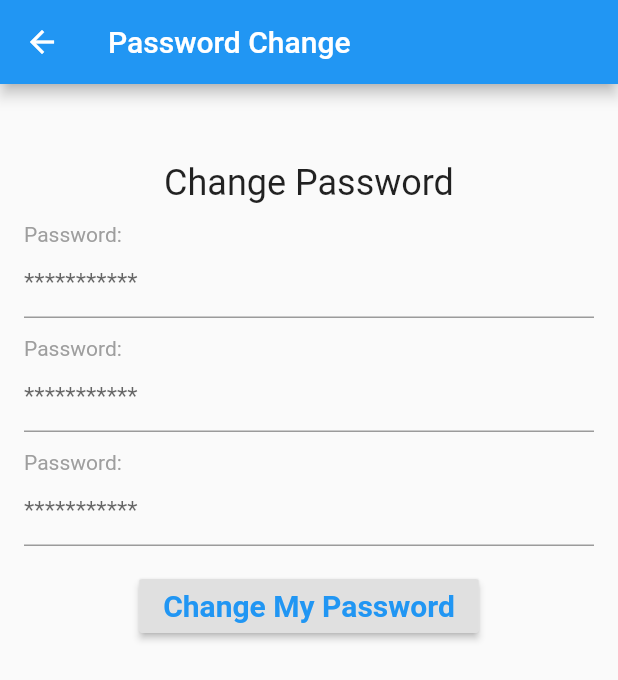
After one commit to erdemgonul/ecommerce-chain, a Flutter app: the ChangePasswordPage screen opened directly, after a tap on "Change My Password", on a phone screen of 412 x 824 dp. The commit adds this screen. Shown: the top 680 px of the screen. Run offline on Flutter 3.47's test engine with Material 2 defaults, Android fonts, the phone set to English and light mode, and no system bars; our stand-ins replace flutter_secure_storage, shared_preferences; accounts and stored records are empty.

Commit message:
password change screen created

```diff
--- /dev/null
+++ b/ecommerce_flutter/lib/changePassword.dart
@@ -0,0 +1,191 @@
+import 'dart:convert';
+import 'package:ecommerce_flutter/progress.dart';
+import 'package:http/http.dart' as http;
+
+import "package:flutter/material.dart";
+
+import 'baseConfig.dart';
+import 'model/user.dart';
+
+class ChangePasswordPage extends StatefulWidget {
+  ChangePasswordPage();
+
+  @override
+  _ChangePasswordPage createState() => _ChangePasswordPage();
+}
+
+class _ChangePasswordPage extends State<ChangePasswordPage> {
+  final _scaffoldKey = GlobalKey<ScaffoldState>();
+  TextEditingController oldPasswordController = TextEditingController();
+  TextEditingController newPasswordController = TextEditingController();
+  TextEditingController repeatPasswordController = TextEditingController();
+
+  bool isLoading = false;
+  bool _displayNameValid = true;
+  String jwt;
+  @override
+  void initState() {
+    super.initState();
+  }
+  Future<String> get jwtOrEmpty async {
+    var jwt = await storage.read(key: "jwt");
+    Map<String, dynamic> responseJson = json.decode(jwt);
+
+    return responseJson['accessToken'];
+  }
+
+  Future<int> changePassword() async {
+    final myJsonAsString = '{}';
+    final reqBody = json.decode(myJsonAsString);
+
+    if(oldPasswordController.text.length>6){
+      reqBody["oldPassword"]=oldPasswordController.text;
+    }
+    if(repeatPasswordController.text == newPasswordController.text){
+      reqBody["newPassword"]=newPasswordController.text;
+    }
+
+    var jwtToken=await jwtOrEmpty;
+    var res = await http.post(
+        '$SERVER_IP/api/v1/user/change/details',
+        body: jsonEncode(reqBody),
+        headers: { "accept": "application/json", "content-type": "application/json",  'Authorization': 'Bearer $jwtToken'}
+    );
+
+    var a=json.decode(res.body)['success'];
+    if(a==true){
+      print("başarılı");
+    }else{
+      print("başarısız");
+    }
+
+    return res.statusCode;
+  }
+  Column buildDisplayName() {
+    return Column(
+      crossAxisAlignment: CrossAxisAlignment.start,
+      children: <Widget>[
+        Padding(
+            padding: EdgeInsets.only(top: 12.0),
+            child: Text(
+              "Change Password",
+              style: TextStyle(fontSize: 24)
+
+            ))
+      ],
+    );
+  }
+
+  Column buildOldPasswordField() {
+    return Column(
+      crossAxisAlignment: CrossAxisAlignment.start,
+      children: <Widget>[
+        Padding(
+            padding: EdgeInsets.only(top: 12.0),
+            child: Text(
+              "Password:",
+              style: TextStyle(color: Colors.grey),
+            )),
+        TextField(
+          obscureText: true,
+          decoration: InputDecoration(
+            hintText: "***********",
+            errorText: _displayNameValid ? null : "Display Name too short",
+          ),
+        )
+      ],
+    );
+  }
+  Column buildNewPasswordField() {
+    return Column(
+      crossAxisAlignment: CrossAxisAlignment.start,
+      children: <Widget>[
+        Padding(
+            padding: EdgeInsets.only(top: 12.0),
+            child: Text(
+              "Password:",
+              style: TextStyle(color: Colors.grey),
+            )),
+        TextField(
+          obscureText: true,
+          decoration: InputDecoration(
+            hintText: "***********",
+            errorText: _displayNameValid ? null : "Display Name too short",
+          ),
+        )
+      ],
+    );
+  }
+  Column buildRepeatPasswordField() {
+    return Column(
+      crossAxisAlignment: CrossAxisAlignment.start,
+      children: <Widget>[
+        Padding(
+            padding: EdgeInsets.only(top: 12.0),
+            child: Text(
+              "Password:",
+              style: TextStyle(color: Colors.grey),
+            )),
+        TextField(
+          obscureText: true,
+          decoration: InputDecoration(
+            hintText: "***********",
+            errorText: _displayNameValid ? null : "Display Name too short",
+          ),
+        )
+      ],
+    );
+  }
+
+
+  @override
+  Widget build(BuildContext context) {
+    return Scaffold(
+      key: _scaffoldKey,
+      appBar: AppBar(title: Text("Password Change"),
+
+      ),
+      body: isLoading
+          ? circularProgress()
+          : ListView(
+        children: <Widget>[
+          Container(
+            child: Column(
+              children: <Widget>[
+                Padding(
+                  padding: EdgeInsets.only(
+                    top: 16.0,
+                    bottom: 8.0,
+                  ),
+
+                ),
+                Padding(
+                  padding: EdgeInsets.all(16.0),
+                  child: Column(
+                    children: <Widget>[
+                      buildDisplayName(),
+                      buildOldPasswordField(),
+                      buildNewPasswordField(),
+                      buildRepeatPasswordField(),
+                    ],
+                  ),
+                ),
+                RaisedButton(
+                  onPressed: changePassword,
+                  child: Text(
+                    "Change My Password",
+                    style: TextStyle(
+                      color: Theme.of(context).primaryColor,
+                      fontSize: 20.0,
+                      fontWeight: FontWeight.bold,
+                    ),
+                  ),
+                ),
+              ],
+            ),
+          ),
+        ],
+      ),
+    );
+  }
+}
--- a/ecommerce_flutter/lib/home.dart
+++ b/ecommerce_flutter/lib/home.dart
@@ -1,5 +1,5 @@
 import 'dart:convert';
-import 'package:ecommerce_flutter/account.dart';
+import 'package:ecommerce_flutter/profile.dart';
 import 'package:flutter/cupertino.dart';
 import 'package:flutter/material.dart';
 import 'package:http/http.dart' as http;
@@ -35,7 +35,7 @@ class HomePage extends StatelessWidget {
                 Navigator.push(
                     context,
                     MaterialPageRoute(
-                        builder: (context) => AccountPage(jwt, payload)));
+                        builder: (context) => ProfilePage(jwt, payload)));
               })
         ]),
         body: Center(
--- a/ecommerce_flutter/lib/account.dart
+++ b/ecommerce_flutter/lib/profile.dart
@@ -1,4 +1,5 @@
 import 'dart:convert';
+import 'package:ecommerce_flutter/changePassword.dart';
 import 'package:ecommerce_flutter/progress.dart';
 import 'package:http/http.dart' as http;
 
@@ -7,10 +8,10 @@ import "package:flutter/material.dart";
 import 'baseConfig.dart';
 import 'model/user.dart';
 
-class AccountPage extends StatefulWidget {
-  AccountPage(this.jwt, this.payload);
+class ProfilePage extends StatefulWidget {
+  ProfilePage(this.jwt, this.payload);
 
-  factory AccountPage.fromBase64(String jwt) => AccountPage(
+  factory ProfilePage.fromBase64(String jwt) => ProfilePage(
       jwt,
       json.decode(
           ascii.decode(base64.decode(base64.normalize(jwt.split(".")[1])))));
@@ -23,7 +24,7 @@ class AccountPage extends StatefulWidget {
 
 }
 
-class _EditProfileState extends State<AccountPage> {
+class _EditProfileState extends State<ProfilePage> {
   final _scaffoldKey = GlobalKey<ScaffoldState>();
   TextEditingController displayNameController = TextEditingController();
   TextEditingController usernameController = TextEditingController();
@@ -67,28 +68,34 @@ class _EditProfileState extends State<AccountPage> {
     lastNameController.text = user.lastName;
     usernameController.text = user.username;
     emailController.text = user.email;
-
-
     username=user.firstName + " " + user.lastName;
-    print(userData.firstName);
     return res.statusCode;
   }
   Future<int> setUserData() async {
+    final myJsonAsString = '{}';
+    final reqBody = json.decode(myJsonAsString);
 
-    userData.email=emailController.text;
-    userData.username=usernameController.text;
-    userData.firstName=firstNameController.text;
-    userData.lastName=lastNameController.text;
+    if(userData.email != emailController.text){
+      reqBody["email"]=emailController.text;
+    }
+    if(userData.username != usernameController.text){
+      reqBody["username"]=usernameController.text;
+    }
+    if(userData.firstName != firstNameController.text){
+      reqBody["firstName"]=firstNameController.text;
+    }
+    if(userData.lastName != lastNameController.text){
+      reqBody["lastName"]=lastNameController.text;
+    }
 
     var jwtToken=await jwtOrEmpty;
     var res = await http.post(
         '$SERVER_IP/api/v1/user/change/details',
-        body: jsonEncode(userData),
+        body: jsonEncode(reqBody),
         headers: { "accept": "application/json", "content-type": "application/json",  'Authorization': 'Bearer $jwtToken'}
     );
-    print(res.body);
 
-    String a=json.decode(res.body)['success'];
+    var a=json.decode(res.body)['success'];
     if(a==true){
       print("başarılı");
     }else{
@@ -223,16 +230,7 @@ class _EditProfileState extends State<AccountPage> {
     return Scaffold(
       key: _scaffoldKey,
       appBar: AppBar(title: Text("My Profile"),
-      actions: <Widget>[
-          IconButton(
-            onPressed: () => Navigator.pop(context),
-            icon: Icon(
-              Icons.done,
-              size: 30.0,
-              color: Colors.green,
-            ),
-          ),
-        ],
+
       ),
       body: isLoading
           ? circularProgress()
@@ -273,7 +271,12 @@ class _EditProfileState extends State<AccountPage> {
                   ),
                 ),
                 RaisedButton(
-                  onPressed: setUserData,
+                  onPressed: () =>  Navigator.push(
+                      context,
+                      MaterialPageRoute(
+                          builder: (context) => ChangePasswordPage()
+                      )
+                  ),
                   child: Text(
                     "Change My Password",
                     style: TextStyle(
```
